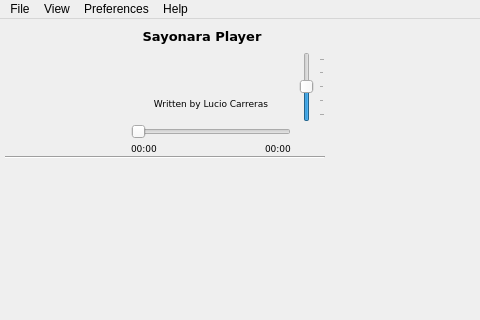
Qt form branches/sayonara-515/GUI/player/GUI_Simpleplayer.ui (shahid334/sayonara-player) before a commit; both pictures show x 0 to 480 and y 0 to 320 of the 765 by 500 pixel window.
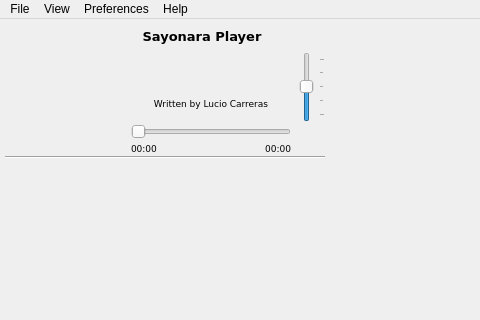
The same form after that commit. Icons and pictures are not drawn. Custom widgets are drawn as their Qt base class.

Patch:
```diff
--- a/branches/sayonara-515/GUI/player/GUI_Simpleplayer.ui
+++ b/branches/sayonara-515/GUI/player/GUI_Simpleplayer.ui
@@ -676,13 +676,13 @@
         </property>
         <property name="minimumSize">
          <size>
-          <width>0</width>
+          <width>50</width>
           <height>0</height>
          </size>
         </property>
         <property name="maximumSize">
          <size>
-          <width>30</width>
+          <width>50</width>
           <height>16</height>
          </size>
         </property>
@@ -729,7 +729,7 @@
         </property>
         <property name="minimumSize">
          <size>
-          <width>0</width>
+          <width>50</width>
           <height>0</height>
          </size>
         </property>
@@ -751,6 +751,9 @@
         <property name="text">
          <string>00:00</string>
         </property>
+        <property name="alignment">
+         <set>Qt::AlignRight|Qt::AlignTrailing|Qt::AlignVCenter</set>
+        </property>
        </widget>
       </item>
      </layout>
```
